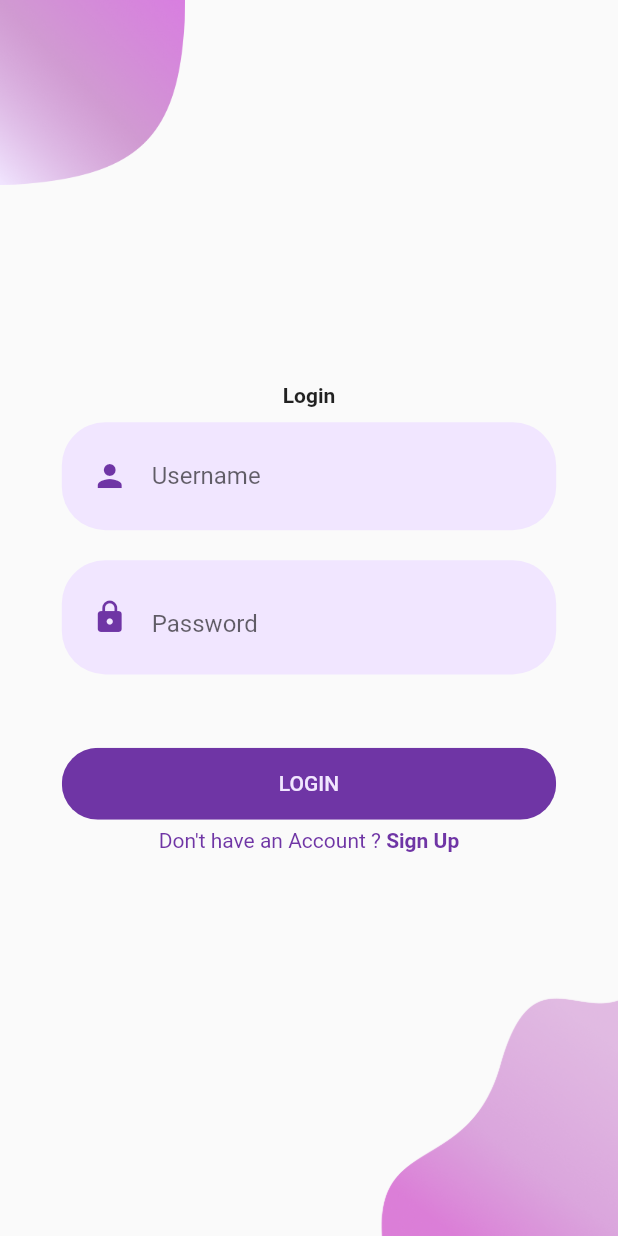
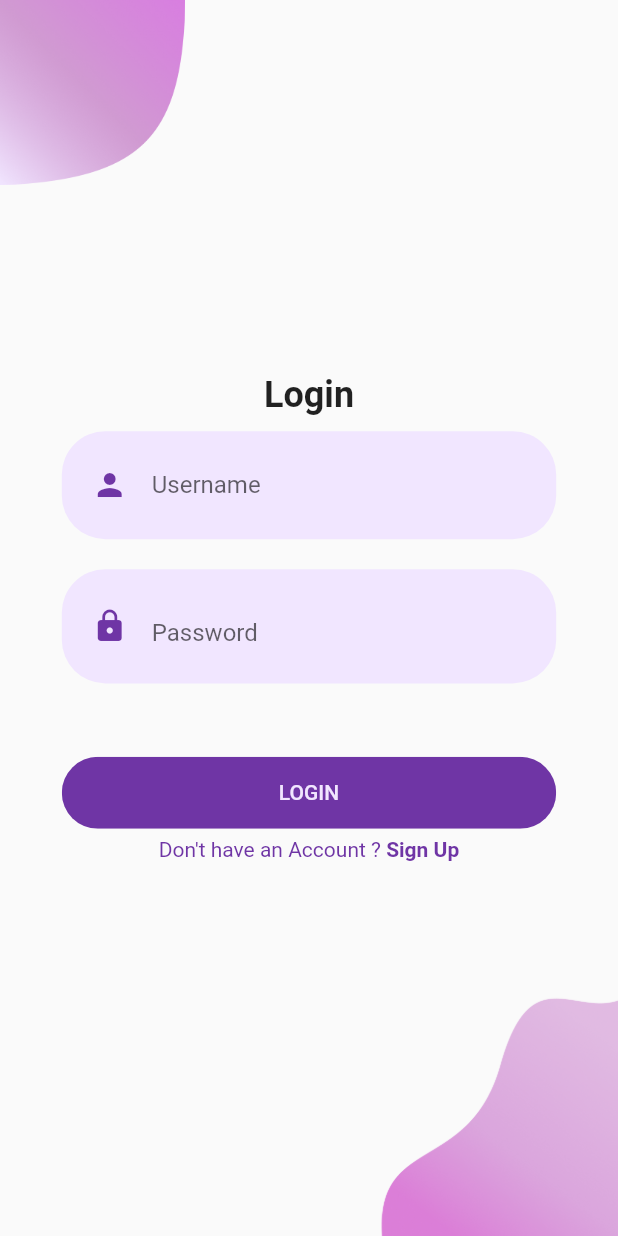
Before and after one commit to TakiMoysha/flutter_mwwm_study, a Flutter app: the screen it shows after launch, on a phone screen of 412 x 824 dp. Run offline on Flutter 3.47's test engine with Material 2 defaults, Android fonts, the phone set to English and light mode, and no system bars.

```diff
--- a/lib/ui/login/widgets/body.dart
+++ b/lib/ui/login/widgets/body.dart
@@ -21,9 +21,7 @@ class LoginScreenBody extends StatelessWidget {
         children: <Widget>[
           Text(
             "Login",
-            style: TextStyle(
-              fontWeight: FontWeight.bold,
-            ),
+            style: TextStyle(fontWeight: FontWeight.bold, fontSize: 24),
           ),
           RoundedInputField(
             hintText: "Username",
--- a/lib/ui/welcome/welcome_screen.dart
+++ b/lib/ui/welcome/welcome_screen.dart
@@ -1,6 +1,6 @@
 import 'package:flutter/material.dart';
 
-import 'package:pet_project/ui/welcome/widgets/welcome_screen_body.dart';
+import 'package:pet_project/ui/welcome/widgets/body.dart';
 
 class WelcomeScreen extends StatelessWidget {
   @override
--- a/lib/ui/welcome/widgets/body.dart
+++ b/lib/ui/welcome/widgets/body.dart
@@ -1,6 +1,6 @@
 import 'package:flutter/material.dart';
 
-import 'package:pet_project/ui/welcome/widgets/screen_background.dart';
+import 'package:pet_project/ui/welcome/widgets/background.dart';
 import 'package:pet_project/ui/widgets/rounded_button.dart';
 import 'package:pet_project/ui/theme/colors.dart';
 
```
